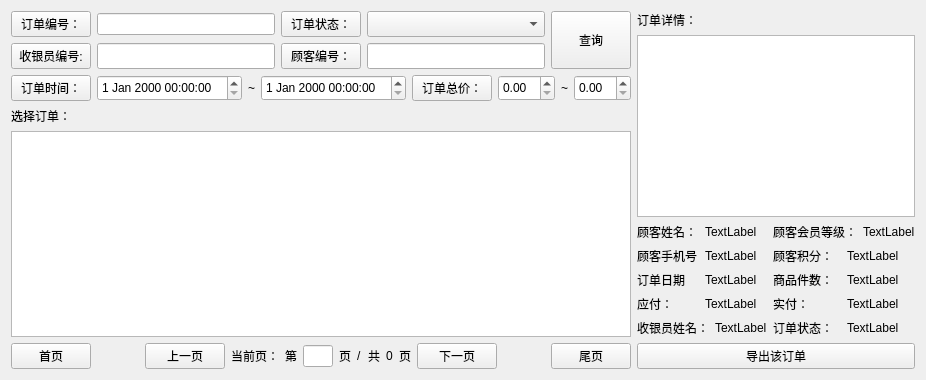
Qt form view/manager/widgetordermanager.ui (ylxcvvan/Supermarket-Commodity-Management-System) before a commit.
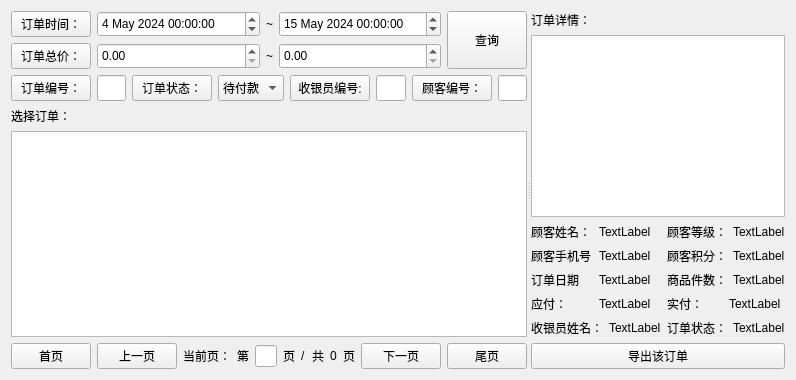
The same form after that commit.

Commit message: 恢复了最初的ui界面， 完成了订单管理的表查询与显示功能， 设置了 该界面将永远位于视图的最上方

What changed in the file:
```diff
--- a/view/manager/widgetordermanager.ui
+++ b/view/manager/widgetordermanager.ui
@@ -6,156 +6,30 @@
    <rect>
     <x>0</x>
     <y>0</y>
-    <width>637</width>
+    <width>714</width>
     <height>380</height>
    </rect>
   </property>
   <property name="windowTitle">
    <string>Form</string>
   </property>
-  <layout class="QHBoxLayout" name="horizontalLayout_18" stretch="5,3">
+  <layout class="QHBoxLayout" name="horizontalLayout_22">
    <item>
-    <layout class="QVBoxLayout" name="verticalLayout_6" stretch="0,1">
+    <widget class="QSplitter" name="splitter">
+     <property name="orientation">
+      <enum>Qt::Horizontal</enum>
+     </property>
+     <widget class="QWidget" name="">
+      <layout class="QVBoxLayout" name="verticalLayout_10" stretch="0,1">
+       <item>
+        <layout class="QVBoxLayout" name="verticalLayout_6">
+         <item>
+          <layout class="QHBoxLayout" name="horizontalLayout_21">
      <item>
       <layout class="QVBoxLayout" name="verticalLayout_5">
        <item>
-        <layout class="QGridLayout" name="gridLayout">
-         <item row="1" column="0">
-          <layout class="QHBoxLayout" name="horizontalLayout_5">
-           <item>
-            <widget class="QPushButton" name="pushButtonCashierId">
-             <property name="sizePolicy">
-              <sizepolicy hsizetype="Minimum" vsizetype="Expanding">
-               <horstretch>0</horstretch>
-               <verstretch>0</verstretch>
-              </sizepolicy>
-             </property>
-             <property name="text">
-              <string>收银员编号:</string>
-             </property>
-             <property name="checkable">
-              <bool>true</bool>
-             </property>
-            </widget>
-           </item>
-           <item>
-            <widget class="QLineEdit" name="lineEditCashierId">
-             <property name="sizePolicy">
-              <sizepolicy hsizetype="Expanding" vsizetype="Expanding">
-               <horstretch>0</horstretch>
-               <verstretch>0</verstretch>
-              </sizepolicy>
-             </property>
-            </widget>
-           </item>
-          </layout>
-         </item>
-         <item row="1" column="1">
-          <layout class="QHBoxLayout" name="horizontalLayout_4">
-           <item>
-            <widget class="QPushButton" name="pushButtonUserId">
-             <property name="sizePolicy">
-              <sizepolicy hsizetype="Minimum" vsizetype="Expanding">
-               <horstretch>0</horstretch>
-               <verstretch>0</verstretch>
-              </sizepolicy>
-             </property>
-             <property name="text">
-              <string>顾客编号：</string>
-             </property>
-             <property name="checkable">
-              <bool>true</bool>
-             </property>
-            </widget>
-           </item>
-           <item>
-            <widget class="QLineEdit" name="lineEditUserId">
-             <property name="sizePolicy">
-              <sizepolicy hsizetype="Expanding" vsizetype="Expanding">
-               <horstretch>0</horstretch>
-               <verstretch>0</verstretch>
-              </sizepolicy>
-             </property>
-            </widget>
-           </item>
-          </layout>
-         </item>
-         <item row="0" column="0">
-          <layout class="QHBoxLayout" name="horizontalLayout_3">
-           <item>
-            <widget class="QPushButton" name="pushButtonOrderId">
-             <property name="sizePolicy">
-              <sizepolicy hsizetype="Minimum" vsizetype="Expanding">
-               <horstretch>0</horstretch>
-               <verstretch>0</verstretch>
-              </sizepolicy>
-             </property>
-             <property name="text">
-              <string>订单编号：</string>
-             </property>
-             <property name="checkable">
-              <bool>true</bool>
-             </property>
-            </widget>
-           </item>
-           <item>
-            <widget class="QLineEdit" name="lineEditOrderId">
-             <property name="sizePolicy">
-              <sizepolicy hsizetype="Expanding" vsizetype="Maximum">
-               <horstretch>0</horstretch>
-               <verstretch>0</verstretch>
-              </sizepolicy>
-             </property>
-            </widget>
-           </item>
-          </layout>
-         </item>
-         <item row="0" column="1">
           <layout class="QHBoxLayout" name="horizontalLayout_2">
            <item>
-            <widget class="QPushButton" name="pushButtonOrderStage">
-             <property name="sizePolicy">
-              <sizepolicy hsizetype="Minimum" vsizetype="Expanding">
-               <horstretch>0</horstretch>
-               <verstretch>0</verstretch>
-              </sizepolicy>
-             </property>
-             <property name="text">
-              <string>订单状态：</string>
-             </property>
-             <property name="checkable">
-              <bool>true</bool>
-             </property>
-            </widget>
-           </item>
-           <item>
-            <widget class="QComboBox" name="comboBoxOrderStage">
-             <property name="sizePolicy">
-              <sizepolicy hsizetype="Expanding" vsizetype="Expanding">
-               <horstretch>0</horstretch>
-               <verstretch>0</verstretch>
-              </sizepolicy>
-             </property>
-            </widget>
-           </item>
-          </layout>
-         </item>
-         <item row="0" column="2" rowspan="2">
-          <widget class="QPushButton" name="pushButton">
-           <property name="sizePolicy">
-            <sizepolicy hsizetype="Fixed" vsizetype="Expanding">
-             <horstretch>0</horstretch>
-             <verstretch>0</verstretch>
-            </sizepolicy>
-           </property>
-           <property name="text">
-            <string>查询</string>
-           </property>
-          </widget>
-         </item>
-        </layout>
-       </item>
-       <item>
         <layout class="QHBoxLayout" name="horizontalLayout_6">
          <item>
           <widget class="QPushButton" name="pushButtonOrderTime">
@@ -181,6 +55,16 @@
              <verstretch>0</verstretch>
             </sizepolicy>
            </property>
+                   <property name="dateTime">
+                    <datetime>
+                     <hour>0</hour>
+                     <minute>0</minute>
+                     <second>0</second>
+                     <year>2024</year>
+                     <month>5</month>
+                     <day>4</day>
+                    </datetime>
+                   </property>
           </widget>
          </item>
          <item>
@@ -204,8 +88,31 @@
              <verstretch>0</verstretch>
             </sizepolicy>
            </property>
-          </widget>
-         </item>
+                   <property name="dateTime">
+                    <datetime>
+                     <hour>0</hour>
+                     <minute>0</minute>
+                     <second>0</second>
+                     <year>2024</year>
+                     <month>5</month>
+                     <day>15</day>
+                    </datetime>
+                   </property>
+                   <property name="date">
+                    <date>
+                     <year>2024</year>
+                     <month>5</month>
+                     <day>15</day>
+                    </date>
+                   </property>
+                  </widget>
+                 </item>
+                </layout>
+               </item>
+              </layout>
+             </item>
+             <item>
+              <layout class="QHBoxLayout" name="horizontalLayout_18">
          <item>
           <widget class="QPushButton" name="pushButtonTotalPrice">
            <property name="sizePolicy">
@@ -217,6 +124,9 @@
            <property name="text">
             <string>订单总价：</string>
            </property>
+                 <property name="checkable">
+                  <bool>true</bool>
+                 </property>
           </widget>
          </item>
          <item>
@@ -227,6 +137,9 @@
              <verstretch>0</verstretch>
             </sizepolicy>
            </property>
+                 <property name="maximum">
+                  <double>999999999.000000000000000</double>
+                 </property>
           </widget>
          </item>
          <item>
@@ -244,7 +157,166 @@
              <verstretch>0</verstretch>
             </sizepolicy>
            </property>
-          </widget>
+                 <property name="maximum">
+                  <double>999999999.000000000000000</double>
+                 </property>
+                </widget>
+               </item>
+              </layout>
+             </item>
+            </layout>
+           </item>
+           <item>
+            <widget class="QPushButton" name="pushButtonSelect">
+             <property name="sizePolicy">
+              <sizepolicy hsizetype="Fixed" vsizetype="Expanding">
+               <horstretch>0</horstretch>
+               <verstretch>0</verstretch>
+              </sizepolicy>
+             </property>
+             <property name="text">
+              <string>查询</string>
+             </property>
+            </widget>
+           </item>
+          </layout>
+         </item>
+         <item>
+          <layout class="QHBoxLayout" name="horizontalLayout_20">
+           <item>
+            <layout class="QHBoxLayout" name="horizontalLayout_3">
+             <item>
+              <widget class="QPushButton" name="pushButtonOrderId">
+               <property name="sizePolicy">
+                <sizepolicy hsizetype="Minimum" vsizetype="Expanding">
+                 <horstretch>0</horstretch>
+                 <verstretch>0</verstretch>
+                </sizepolicy>
+               </property>
+               <property name="text">
+                <string>订单编号：</string>
+               </property>
+               <property name="checkable">
+                <bool>true</bool>
+               </property>
+              </widget>
+             </item>
+             <item>
+              <widget class="QLineEdit" name="lineEditOrderId">
+               <property name="sizePolicy">
+                <sizepolicy hsizetype="Expanding" vsizetype="Expanding">
+                 <horstretch>0</horstretch>
+                 <verstretch>0</verstretch>
+                </sizepolicy>
+               </property>
+              </widget>
+             </item>
+            </layout>
+           </item>
+           <item>
+            <layout class="QHBoxLayout" name="horizontalLayout_19">
+             <item>
+              <widget class="QPushButton" name="pushButtonOrderStage">
+               <property name="sizePolicy">
+                <sizepolicy hsizetype="Minimum" vsizetype="Expanding">
+                 <horstretch>0</horstretch>
+                 <verstretch>0</verstretch>
+                </sizepolicy>
+               </property>
+               <property name="text">
+                <string>订单状态：</string>
+               </property>
+               <property name="checkable">
+                <bool>true</bool>
+               </property>
+              </widget>
+             </item>
+             <item>
+              <widget class="QComboBox" name="comboBoxOrderStage">
+               <property name="sizePolicy">
+                <sizepolicy hsizetype="Expanding" vsizetype="Expanding">
+                 <horstretch>0</horstretch>
+                 <verstretch>0</verstretch>
+                </sizepolicy>
+               </property>
+               <item>
+                <property name="text">
+                 <string>待付款</string>
+                </property>
+               </item>
+               <item>
+                <property name="text">
+                 <string>已取消</string>
+                </property>
+               </item>
+               <item>
+                <property name="text">
+                 <string>已完成</string>
+                </property>
+               </item>
+              </widget>
+             </item>
+            </layout>
+           </item>
+           <item>
+            <layout class="QHBoxLayout" name="horizontalLayout_5">
+             <item>
+              <widget class="QPushButton" name="pushButtonCashierId">
+               <property name="sizePolicy">
+                <sizepolicy hsizetype="Minimum" vsizetype="Expanding">
+                 <horstretch>0</horstretch>
+                 <verstretch>0</verstretch>
+                </sizepolicy>
+               </property>
+               <property name="text">
+                <string>收银员编号:</string>
+               </property>
+               <property name="checkable">
+                <bool>true</bool>
+               </property>
+              </widget>
+             </item>
+             <item>
+              <widget class="QLineEdit" name="lineEditCashierId">
+               <property name="sizePolicy">
+                <sizepolicy hsizetype="Expanding" vsizetype="Expanding">
+                 <horstretch>0</horstretch>
+                 <verstretch>0</verstretch>
+                </sizepolicy>
+               </property>
+              </widget>
+             </item>
+            </layout>
+           </item>
+           <item>
+            <layout class="QHBoxLayout" name="horizontalLayout_4">
+             <item>
+              <widget class="QPushButton" name="pushButtonUserId">
+               <property name="sizePolicy">
+                <sizepolicy hsizetype="Minimum" vsizetype="Expanding">
+                 <horstretch>0</horstretch>
+                 <verstretch>0</verstretch>
+                </sizepolicy>
+               </property>
+               <property name="text">
+                <string>顾客编号：</string>
+               </property>
+               <property name="checkable">
+                <bool>true</bool>
+               </property>
+              </widget>
+             </item>
+             <item>
+              <widget class="QLineEdit" name="lineEditUserId">
+               <property name="sizePolicy">
+                <sizepolicy hsizetype="Expanding" vsizetype="Expanding">
+                 <horstretch>0</horstretch>
+                 <verstretch>0</verstretch>
+                </sizepolicy>
+               </property>
+              </widget>
+             </item>
+            </layout>
          </item>
         </layout>
        </item>
@@ -396,8 +468,8 @@
       </layout>
      </item>
     </layout>
-   </item>
-   <item>
+     </widget>
+     <widget class="QWidget" name="">
     <layout class="QVBoxLayout" name="verticalLayout_9">
      <item>
       <layout class="QVBoxLayout" name="verticalLayout_4">
@@ -516,7 +588,7 @@
            <item>
             <widget class="QLabel" name="label_8">
              <property name="text">
-              <string>顾客会员等级：</string>
+                <string>顾客等级：</string>
              </property>
             </widget>
            </item>
@@ -613,6 +685,8 @@
       </widget>
      </item>
     </layout>
+     </widget>
+    </widget>
    </item>
   </layout>
  </widget>
```
Lines whose indentation alone changed are shown as unchanged. The commit also changes 18 other files.
